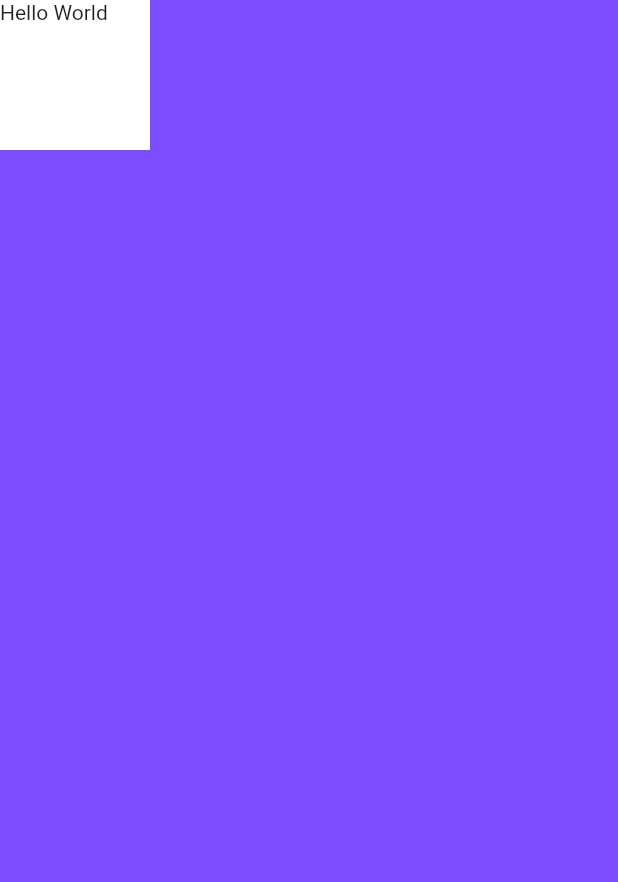
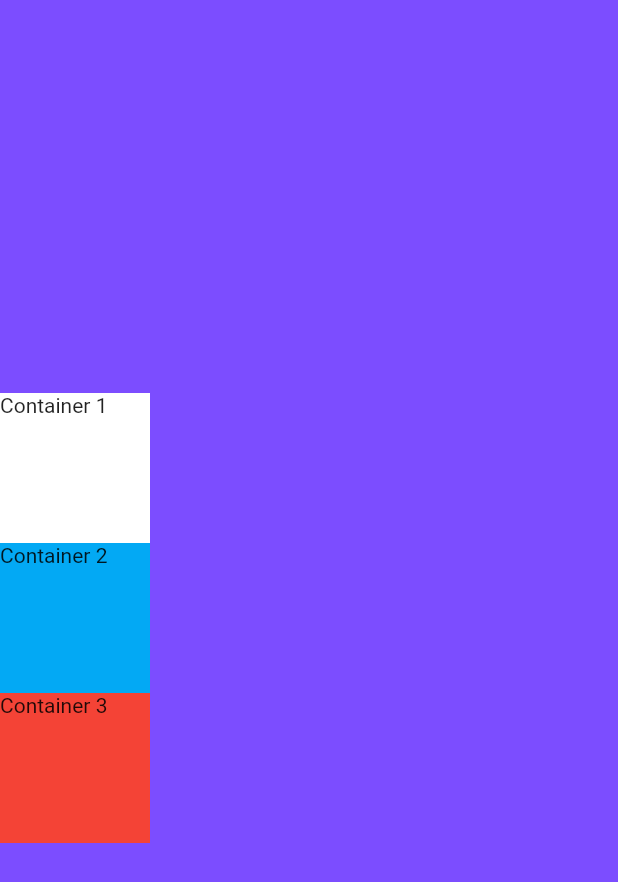
Before and after one commit to MalteMagnussen/AndroidStudioProjects, a Flutter app: the screen it shows after launch, on a phone screen of 412 x 824 dp. Shown: the top 882 px of the screen. Run offline on Flutter 3.47's test engine with Material 2 defaults, Android fonts, the phone set to English and light mode, and no system bars.

Commit message:
My first Column

```diff
--- a/mi_card_flutter-master/lib/main.dart
+++ b/mi_card_flutter-master/lib/main.dart
@@ -11,13 +11,32 @@ class MyApp extends StatelessWidget {
       home: Scaffold(
         backgroundColor: Colors.deepPurpleAccent,
         body: SafeArea(
-          child: Container(
-            height: 100.0,
-            width: 100.0,
-            color: Colors.white,
-            child: Text(
-              'Hello World',
-            ),
+          child: Column(
+            //mainAxisSize: MainAxisSize.min,
+            mainAxisAlignment: MainAxisAlignment.center,
+            verticalDirection: VerticalDirection.down,
+            children: <Widget>[
+              Container(
+                height: 100.0,
+                width: 100.0,
+                color: Colors.white,
+                child: Text(
+                  'Container 1',
+                ),
+              ),
+              Container(
+                width: 100.0,
+                height: 100.0,
+                color: Colors.lightBlue,
+                child: Text("Container 2"),
+              ),
+              Container(
+                width: 100.0,
+                height: 100.0,
+                color: Colors.red,
+                child: Text("Container 3"),
+              ),
+            ],
           ),
         ),
       ),
```
